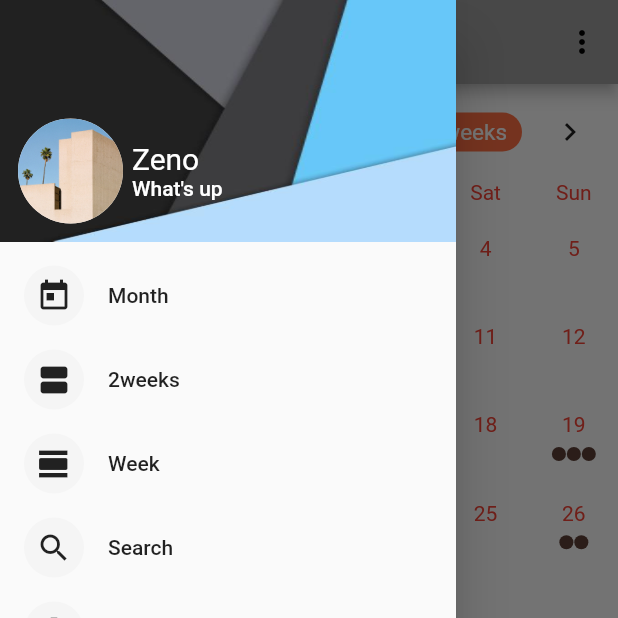
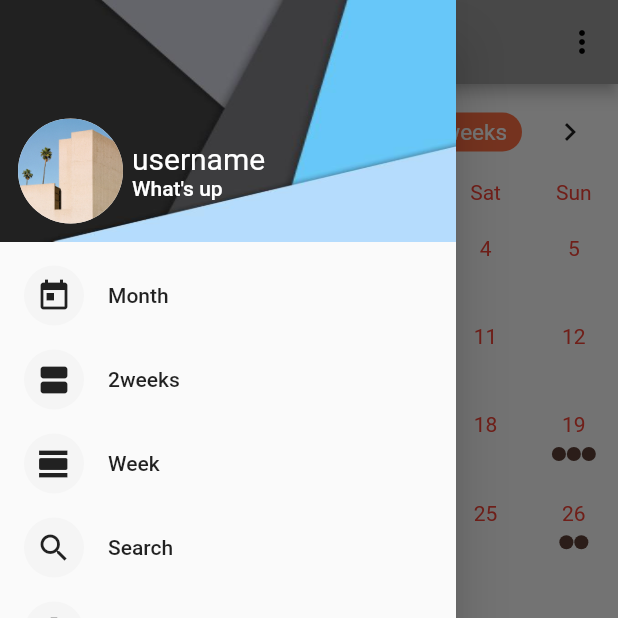
Before and after one commit to zwx0641/Clouding_calendar, a Flutter app: the MyHomePage screen opened by its route, with the side drawer open, on a phone screen of 412 x 824 dp, the top half of it. Run offline on Flutter 3.47's test engine with Material 2 defaults, Android fonts, the phone set to English and light mode, and no system bars; drawn by our look-alikes of table_calendar; our stand-ins replace date_format, fluttertoast, shared_preferences; missing offline and left inert: groovin_material_icons; accounts and stored records are empty.

Commit message:
Fix a textfield bug

```diff
--- a/lib/login.dart
+++ b/lib/login.dart
@@ -7,6 +7,8 @@ import 'package:groovin_material_icons/groovin_material_icons.dart';
 import 'package:http/http.dart' as http;
 import 'routes.dart' as rt;
 import 'userServices.dart';
+
+
 
 class LoginPage extends StatefulWidget {
   @override
@@ -222,6 +224,7 @@ class _LoginPageState extends State<LoginPage> {
     );
   }
 
+
   //Login方法，与后端交互
   Future<Widget> sendPost() async {
     var url = rt.serverUrl + '/login';
@@ -257,12 +260,13 @@ class _LoginPageState extends State<LoginPage> {
               onPressed: () {
                 if (_code == 200) {
                   var user = data['data'];
+
                   //存id到本地储存
                   setGlobalUserInfo(user['id']);
                   Navigator.popAndPushNamed(context, 'homepageRoute');
                 } else {
                   Navigator.of(context).pop();
-                }
+                  }
                 },
               color: Colors.blueGrey,
             )
--- a/lib/main.dart
+++ b/lib/main.dart
@@ -39,11 +39,11 @@ class MyApp extends StatelessWidget {
       home: FutureBuilder<bool>(
             future: getUserLoginState(),
              builder:(BuildContext context, AsyncSnapshot<bool> snapshot){
-          if (snapshot.data == false){
-                  return LoginPage();
+          if (snapshot.data == true){
+                  return MyHomePage();
           }
           else{
-            return MyHomePage();
+            return LoginPage();
           }
         }
       ),
--- a/lib/reminder.dart
+++ b/lib/reminder.dart
@@ -136,18 +136,18 @@ class _ReminderPageState extends State<ReminderPage> {
       body: Padding(
         padding: const EdgeInsets.symmetric(vertical: 10.0, horizontal: 24.0),
         child: Form(
-          key: GlobalKey<FormState>(),
+
           child: Column(
             children: <Widget>[
               //提醒事件的标题
               TextField(
+                keyboardType: TextInputType.text,
                 decoration: InputDecoration(
                   hintStyle: new TextStyle(fontSize: 20),
                   hintText: 'Reminde me of ...',
                   prefixIcon: Icon(Icons.add, color: Colors.white),
                   border: InputBorder.none
                 ),
-                onChanged: (String value) => _reminderTitle = value,
               ),
 
               Column(
--- a/lib/routes.dart
+++ b/lib/routes.dart
@@ -14,4 +14,4 @@ final routes = {
   'reminderPageRoute': (BuildContext context) => new ReminderPage()
 };
 
-final serverUrl = 'http://172.17.95.177:8080';
+final serverUrl = 'http://169.254.247.236:8080';
--- a/lib/template.dart
+++ b/lib/template.dart
@@ -24,7 +24,7 @@ Widget header = DrawerHeader(
                 crossAxisAlignment: CrossAxisAlignment.start, // 水平方向左对齐
                 mainAxisAlignment: MainAxisAlignment.center, // 竖直方向居中
                 children: <Widget>[
-                  new Text("Zeno", style: new TextStyle(
+                  new Text('username', style: new TextStyle(
                       fontSize: 20.0,
                       fontWeight: FontWeight.w400,
                       color: Colors.white),),
--- a/pubspec.yaml
+++ b/pubspec.yaml
@@ -22,6 +22,7 @@ dependencies:
   table_calendar: ^2.0.1
   groovin_material_icons: ^1.1.5
   date_format: ^1.0.6
+  flutter_local_notifications: ^1.1.1
 
   # The following adds the Cupertino Icons font to your application.
   # Use with the CupertinoIcons class for iOS style icons.
```
Also changed, not shown: 7 other files.
